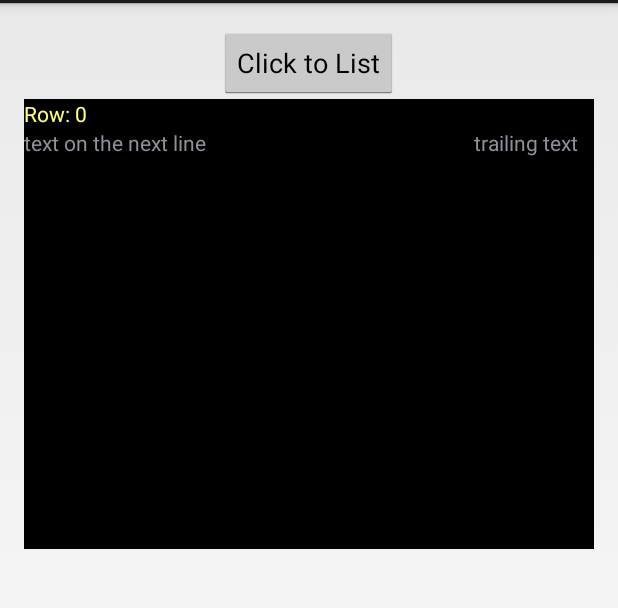
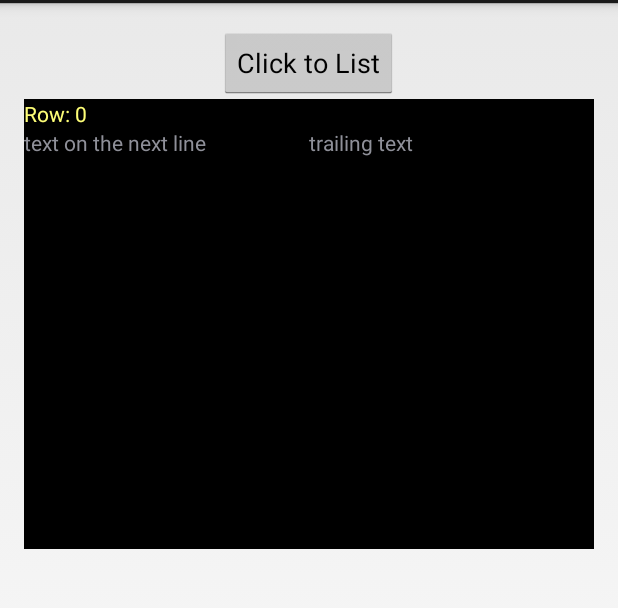
Before and after one commit to Victory/clicker-me-android, an Android app: the screen it shows after launch (MyActivity), after a tap on "Click to List", on a phone screen of 412 x 824 dp, the part 69-677 px from its top. Run offline under Robolectric (Android 15) with nearby library versions, the phone set to English and light mode, and no system bars.

Commit message:
Relateive Layout with inner LinearLayout

```diff
--- a/app/src/main/res/layout/list_layout.xml
+++ b/app/src/main/res/layout/list_layout.xml
@@ -14,21 +14,31 @@
 
         />
 
+    <LinearLayout
+        android:layout_width="match_parent"
+        android:layout_height="wrap_content"
+        android:weightSum="4"
+        android:layout_alignParentLeft="true"
+        android:layout_below="@id/listTextView"
+        >
         <TextView
             android:id="@+id/nextLineText"
-        android:layout_width="130dp"
+            android:layout_width="0dp"
+            android:layout_weight="2"
             android:layout_height="wrap_content"
             android:text="text on the next line"
-        android:layout_alignParentLeft="true"
-        android:layout_below="@id/listTextView"
+
+
             />
 
         <TextView
             android:id="@+id/nextLineLeftText"
-        android:layout_width="80dp"
+            android:layout_width="0dp"
+            android:layout_weight="2"
             android:layout_height="wrap_content"
-        android:layout_below="@id/listTextView"
-        android:layout_alignParentRight="true"
             android:text="trailing text"/>
+    </LinearLayout>
+
+
 
 </RelativeLayout>
```
Lines whose indentation alone changed are shown as unchanged.
